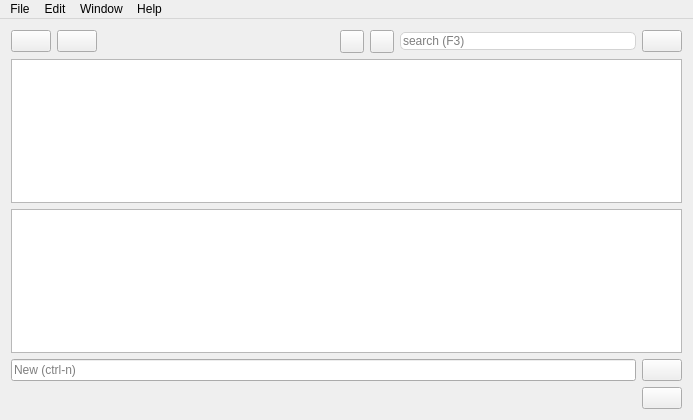
First picture: the form in mainwindow.ui, repository GaetanDC/Todour, before the edit.
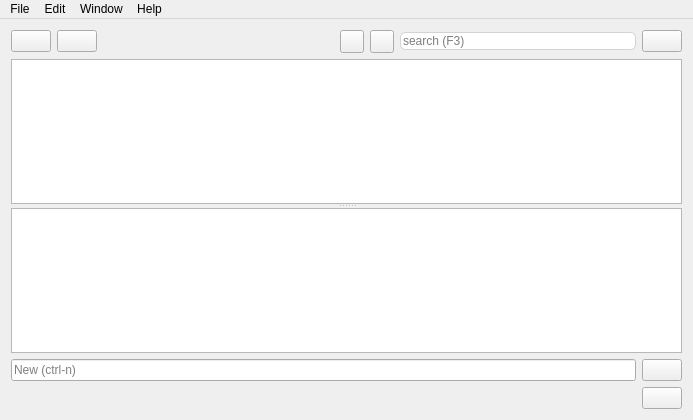
Second picture: the form after the edit. Icons and pictures are not drawn.

```diff
--- a/mainwindow.ui
+++ b/mainwindow.ui
@@ -202,7 +202,13 @@
      </layout>
     </item>
     <item>
-     <layout class="QHBoxLayout" name="horizontalLayout_3">
+     <layout class="QVBoxLayout" name="vertLayout">
+      <item>
+     	 <widget class="QSplitter" name="split">
+     	 	<property name="orientation">
+     	 		<enum>Qt::Vertical</enum>
+     	 		</property>
+	     	 <layout class="QHBoxLayout" name="hlayout1">
       <item>
        <widget class="QTableView" name="tableView">
         <property name="contextMenuPolicy">
@@ -234,11 +240,6 @@
         </attribute>
        </widget>
       </item>
-     </layout>
-    </item>
-
-    <item>
-     <layout class="QHBoxLayout" name="horizontalLayout_3">
       <item>
        <widget class="QTextEdit" name="noteView">
         <property name="contextMenuPolicy">
@@ -252,6 +253,10 @@
         </property>
        </widget>
       </item>
+    		</layout>
+   	 </widget>
+   	 </item>
+
      </layout>
     </item>
 
```
Left out of the diff: 2 changed lines with no effect on the pictures. Lines whose indentation alone changed are shown as unchanged.
